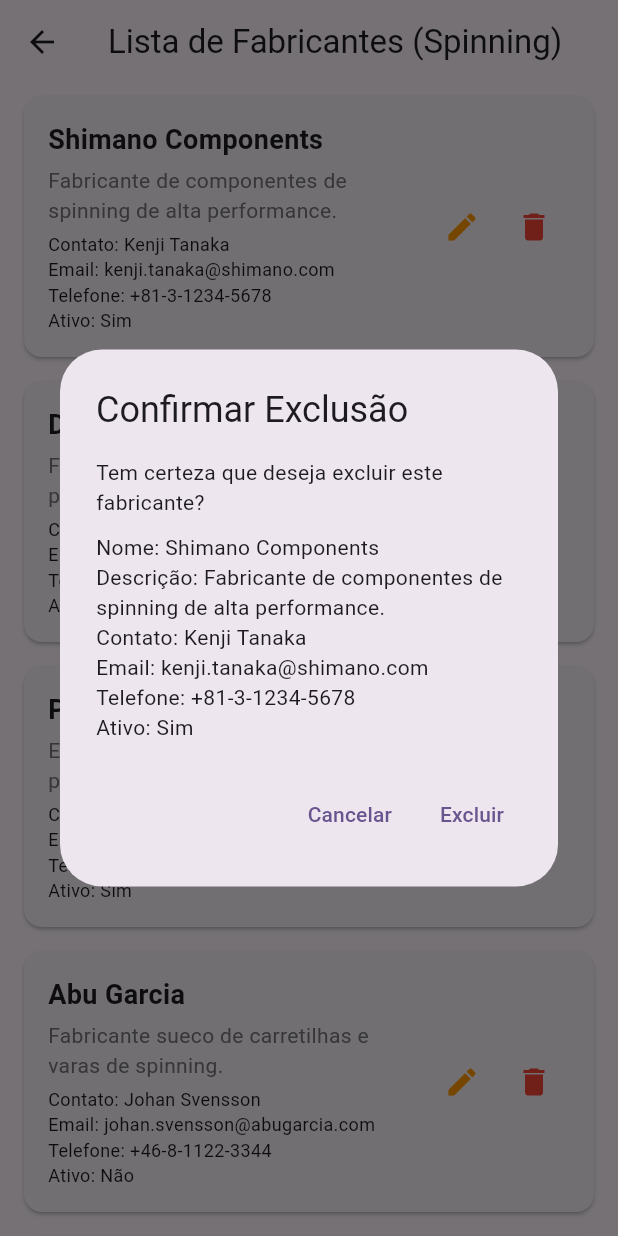
After one commit to andreyjodar/spin_flow, a Flutter app: the ListaFabricante screen opened by its route, after a tap on the "delete" icon, on a phone screen of 412 x 824 dp. The commit adds this screen. Run offline on Flutter 3.47's test engine with Material 3 defaults, Android fonts, the phone set to English and light mode, and no system bars; our stand-ins replace sqflite, sqflite_common_ffi_web; accounts and stored records are empty.

```diff
--- /dev/null
+++ b/lib/banco/dao/dao_fabricante.dart
@@ -0,0 +1,124 @@
+import 'package:flutter_application_1/banco/sqlite/conexao.dart';
+import 'package:flutter_application_1/dto/dto_fabricante..dart';
+import 'package:sqflite/sqflite.dart';
+import 'package:flutter_application_1/banco/sqlite/conexao.dart'; // Assumindo que Conexao está neste caminho
+
+class DAOFabricante {
+  final String _tableName = 'Fabricante';
+  final String _sqlInsert = '''
+    INSERT INTO Fabricante (
+      nome, descricao, nome_contato_principal, email_contato, telefone_contato, ativo
+    ) VALUES (?, ?, ?, ?, ?, ?)
+  ''';
+  final String _sqlUpdate = '''
+    UPDATE Fabricante SET
+      nome = ?, descricao = ?, nome_contato_principal = ?, email_contato = ?, telefone_contato = ?, ativo = ?
+    WHERE id = ?
+  ''';
+  final String _sqlSelectAll = 'SELECT * FROM Fabricante';
+  final String _sqlSelectById = 'SELECT * FROM Fabricante WHERE id = ?';
+  final String _sqlDelete = 'DELETE FROM Fabricante WHERE id = ?';
+
+  // Converte um Map (do banco de dados) para um DTOFabricante
+  FabricanteDTO _fromMap(Map<String, dynamic> map) {
+    return FabricanteDTO(
+      id: map['id'] as int?,
+      nome: map['nome'] as String,
+      descricao: map['descricao'] as String?,
+      nomeContatoPrincipal: map['nome_contato_principal'] as String?,
+      emailContato: map['email_contato'] as String?,
+      telefoneContato: map['telefone_contato'] as String?,
+      ativo: map['ativo'] == 1, // Converte INTEGER (1/0) para bool
+    );
+  }
+
+  // Converte um DTOFabricante para um Map (para o banco de dados)
+  Map<String, dynamic> _toMap(FabricanteDTO dto) {
+    return {
+      'id': dto.id,
+      'nome': dto.nome,
+      'descricao': dto.descricao,
+      'nome_contato_principal': dto.nomeContatoPrincipal,
+      'email_contato': dto.emailContato,
+      'telefone_contato': dto.telefoneContato,
+      'ativo': dto.ativo ? 1 : 0, // Converte bool para INTEGER (1/0)
+    };
+  }
+
+  Future<int> salvar(FabricanteDTO dto) async {
+    final db = await Conexao.get();
+    int id;
+
+    if (dto.id == null) {
+      // Inserir novo registro
+      try {
+        id = await db.rawInsert(_sqlInsert, [
+          dto.nome,
+          dto.descricao,
+          dto.nomeContatoPrincipal,
+          dto.emailContato,
+          dto.telefoneContato,
+          dto.ativo ? 1 : 0,
+        ]);
+      } catch (e) {
+        print('Erro ao inserir Fabricante: $e');
+        rethrow;
+      }
+    } else {
+      // Alterar registro existente
+      try {
+        id = await db.rawUpdate(_sqlUpdate, [
+          dto.nome,
+          dto.descricao,
+          dto.nomeContatoPrincipal,
+          dto.emailContato,
+          dto.telefoneContato,
+          dto.ativo ? 1 : 0,
+          dto.id,
+        ]);
+      } catch (e) {
+        print('Erro ao alterar Fabricante: $e');
+        rethrow;
+      }
+    }
+    return id; // Retorna o ID do registro inserido ou o número de linhas atualizadas
+  }
+
+  Future<List<FabricanteDTO>> consultarTodos() async {
+    final db = await Conexao.get();
+    try {
+      final List<Map<String, dynamic>> maps = await db.rawQuery(_sqlSelectAll);
+      return List.generate(maps.length, (i) {
+        return _fromMap(maps[i]);
+      });
+    } catch (e) {
+      print('Erro ao consultar todos os Fabricantes: $e');
+      rethrow;
+    }
+  }
+
+  Future<FabricanteDTO?> consultarPorId(int id) async {
+    final db = await Conexao.get();
+    try {
+      final List<Map<String, dynamic>> maps =
+          await db.rawQuery(_sqlSelectById, [id]);
+      if (maps.isNotEmpty) {
+        return _fromMap(maps.first);
+      }
+      return null;
+    } catch (e) {
+      print('Erro ao consultar Fabricante por ID: $e');
+      rethrow;
+    }
+  }
+
+  Future<int> excluir(int id) async {
+    final db = await Conexao.get();
+    try {
+      return await db.rawDelete(_sqlDelete, [id]);
+    } catch (e) {
+      print('Erro ao excluir Fabricante: $e');
+      rethrow;
+    }
+  }
+}
--- /dev/null
+++ b/lib/banco/sqlite/script.dart
@@ -0,0 +1,76 @@
+final _fabricante = '''
+CREATE TABLE Fabricante (
+  id INTEGER PRIMARY KEY AUTOINCREMENT,
+  nome TEXT NOT NULL,
+  descricao TEXT,
+  nomeContatoPrincipal TEXT,
+  emailContato TEXT,
+  telefoneContato TEXT,
+  ativo INTEGER NOT NULL DEFAULT 1
+)
+''';
+
+final criarTabelas = [_fabricante];
+
+final insertFabricantes = [
+  '''
+INSERT INTO Fabricante (nome, descricao, nome_contato_principal, email_contato, telefone_contato, ativo)
+VALUES (
+  'Peloton',
+  'Líder em bicicletas de spinning interativas com aulas online.',
+  'Alexandre Costa',
+  'contato@onepeloton.com',
+  '(21) 98765-4321',
+  1
+)
+''',
+  '''
+
+INSERT INTO Fabricante (nome, descricao, nome_contato_principal, email_contato, telefone_contato, ativo)
+VALUES (
+  'NordicTrack',
+  'Fabricante de equipamentos de fitness com integração iFit.',
+  'Beatriz Souza',
+  'suporte@nordictrack.com',
+  '(11) 99876-5432',
+  1
+)
+
+''',
+  '''
+INSERT INTO Fabricante (nome, descricao, nome_contato_principal, email_contato, telefone_contato, ativo)
+VALUES (
+  'Stryde',
+  'Bicicletas de spinning inteligentes com experiência de treino personalizável.',
+  'Carlos Pereira',
+  'vendas@strydebike.com',
+  '(31) 97654-3210',
+  1
+)
+
+''',
+  '''
+INSERT INTO Fabricante (nome, descricao, nome_contato_principal, email_contato, telefone_contato, ativo)
+VALUES (
+  'Echelon',
+  'Concorrente da Peloton, com bicicletas conectadas e uma vasta biblioteca de aulas.',
+  'Mariana Lima',
+  'info@echelonfit.com',
+  '(41) 96543-2109',
+  1
+);
+
+''',
+  '''
+INSERT INTO Fabricante (nome, descricao, nome_contato_principal, email_contato, telefone_contato, ativo)
+VALUES (
+  'Sole Fitness',
+  'Equipamentos de fitness para uso doméstico, conhecidos pela durabilidade.',
+  'Roberto Mendes',
+  'atendimento@solefitness.com',
+  '(51) 95432-1098',
+  0
+)
+
+'''
+];
--- /dev/null
+++ b/lib/dto/dto_fabricante..dart
@@ -0,0 +1,19 @@
+class FabricanteDTO {
+  int? id;
+  String nome;
+  String? descricao;
+  String? nomeContatoPrincipal;
+  String? emailContato;
+  String? telefoneContato;
+  bool ativo;
+
+  FabricanteDTO({
+    int? id,
+    required this.nome,
+    this.descricao,
+    this.nomeContatoPrincipal,
+    this.emailContato,
+    this.telefoneContato,
+    required this.ativo,
+  });
+}
--- a/lib/main.dart
+++ b/lib/main.dart
@@ -1,12 +1,12 @@
 import 'package:flutter/material.dart';
-
-import 'telas/form_aluno.dart';
-import 'telas/form_bike.dart';
-import 'telas/form_fabricante.dart';
-import 'telas/form_sala.dart';
-import 'telas/form_tipo-manutencao.dart';
-import 'telas/form_video_aula.dart';
-import 'telas/tela_dashboard.dart';
+import 'package:flutter_application_1/telas/form_aluno.dart';
+import 'package:flutter_application_1/telas/form_bike.dart';
+import 'package:flutter_application_1/telas/form_fabricante.dart';
+import 'package:flutter_application_1/telas/form_sala.dart';
+import 'package:flutter_application_1/telas/form_tipo-manutencao.dart';
+import 'package:flutter_application_1/telas/form_video_aula.dart';
+import 'package:flutter_application_1/telas/lista_fabricante.dart';
+import 'package:flutter_application_1/telas/tela_dashboard.dart';
 
 void main() {
   runApp(const MyApp());
@@ -46,7 +46,8 @@ class MyApp extends StatelessWidget {
         '/cadastro_fabricante': (context) => FabricanteForm(),
         '/cadastro_sala': (context) => SalaForm(),
         '/cadastro_tipo_manutencao': (context) => TipoManutencaoForm(),
-        '/cadastro_bike': (context) => BikeForm()
+        '/cadastro_bike': (context) => BikeForm(),
+        '/lista_fabricante': (context) => ListaFabricante()
       },
     );
   }
--- a/lib/repository/fabricante_repository.dart
+++ b/lib/repository/fabricante_repository.dart
@@ -1,4 +1,4 @@
-import '../dto/dto_fabricante.dart';
+import 'package:flutter_application_1/dto/dto_fabricante..dart';
 
 class FabricanteRepository {
   final List<FabricanteDTO> _fabricantes = [
--- a/lib/telas/form_aluno.dart
+++ b/lib/telas/form_aluno.dart
@@ -1,6 +1,5 @@
 import 'package:flutter/material.dart';
-
-import '../dto/dto_aluno.dart';
+import 'package:flutter_application_1/dto/dto_aluno.dart';
 
 class AlunoForm extends StatefulWidget {
   const AlunoForm({Key? key}) : super(key: key);
--- a/lib/telas/form_bike.dart
+++ b/lib/telas/form_bike.dart
@@ -1,7 +1,7 @@
 import 'package:flutter/material.dart';
-import '../dto/dto_bike.dart';
-import '../dto/dto_fabricante.dart';
-import '../repository/fabricante_repository.dart';
+import 'package:flutter_application_1/dto/dto_bike.dart';
+import 'package:flutter_application_1/dto/dto_fabricante..dart';
+import 'package:flutter_application_1/repository/fabricante_repository.dart';
 
 class BikeForm extends StatefulWidget {
   const BikeForm({Key? key}) : super(key: key);
@@ -15,7 +15,7 @@ class _BikeFormState extends State<BikeForm> {
 
   final TextEditingController _nomeController = TextEditingController();
   final TextEditingController _numeroSerieController = TextEditingController();
-  String? _fabricanteSelecionado; // ID do Fabricante
+  int? _fabricanteSelecionado; // ID do Fabricante
 
   DateTime? _dataAquisicao;
   DateTime? _dataCadastroSistema;
@@ -76,7 +76,7 @@ class _BikeFormState extends State<BikeForm> {
                 validator: (value) =>
                     value!.isEmpty ? 'Informe o número de série' : null,
               ),
-              DropdownButtonFormField<String>(
+              DropdownButtonFormField<int>(
                 value: _fabricanteSelecionado,
                 decoration: const InputDecoration(labelText: 'Fabricante'),
                 items: _fabricantes.map((fab) {
--- a/lib/telas/form_fabricante.dart
+++ b/lib/telas/form_fabricante.dart
@@ -1,5 +1,5 @@
 import 'package:flutter/material.dart';
-import '../dto/dto_fabricante.dart';
+import 'package:flutter_application_1/dto/dto_fabricante..dart';
 
 class FabricanteForm extends StatefulWidget {
   const FabricanteForm({Key? key}) : super(key: key);
@@ -90,6 +90,7 @@ class _FabricanteFormState extends State<FabricanteForm> {
                       const SnackBar(
                           content: Text('Fabricante cadastrado com sucesso!')),
                     );
+                    Navigator.pushNamed(context, '/lista_fabricante');
                   }
                 },
                 child: const Text('Salvar'),
--- a/lib/telas/form_sala.dart
+++ b/lib/telas/form_sala.dart
@@ -1,6 +1,5 @@
 import 'package:flutter/material.dart';
-
-import '../dto/dto_sala.dart';
+import 'package:flutter_application_1/dto/dto_sala.dart';
 
 class SalaForm extends StatefulWidget {
   const SalaForm({Key? key}) : super(key: key);
--- a/lib/telas/form_tipo-manutencao.dart
+++ b/lib/telas/form_tipo-manutencao.dart
@@ -1,5 +1,5 @@
 import 'package:flutter/material.dart';
-import '../dto/dto_tipo_manutencao.dart';
+import 'package:flutter_application_1/dto/dto_tipo_manutencao.dart';
 
 class TipoManutencaoForm extends StatefulWidget {
   const TipoManutencaoForm({Key? key}) : super(key: key);
--- a/lib/telas/form_video_aula.dart
+++ b/lib/telas/form_video_aula.dart
@@ -1,6 +1,5 @@
 import 'package:flutter/material.dart';
-
-import '../dto/dto_video_aula.dart';
+import 'package:flutter_application_1/dto/dto_video_aula.dart';
 
 class FormVideoAula extends StatefulWidget {
   final VideoAulaDTO? videoAulaInicial;
--- /dev/null
+++ b/lib/telas/lista_fabricante.dart
@@ -0,0 +1,243 @@
+import 'package:flutter/material.dart';
+import 'package:flutter_application_1/dto/dto_fabricante..dart';
+import 'package:uuid/uuid.dart';
+
+// Mock de lista de dados de Fabricante
+List<FabricanteDTO> mockFabricantesSpinning = [
+  FabricanteDTO(
+    nome: 'Shimano Components',
+    descricao: 'Fabricante de componentes de spinning de alta performance.',
+    nomeContatoPrincipal: 'Kenji Tanaka',
+    emailContato: 'kenji.tanaka@shimano.com',
+    telefoneContato: '+81-3-1234-5678',
+    ativo: true,
+  ),
+  FabricanteDTO(
+    nome: 'Daiwa Fishing',
+    descricao: 'Fabricante líder de equipamentos de pesca para spinning.',
+    nomeContatoPrincipal: 'Takeshi Yamada',
+    emailContato: 'takeshi.yamada@daiwa.com',
+    telefoneContato: '+81-3-8765-4321',
+    ativo: true,
+  ),
+  FabricanteDTO(
+    nome: 'Penn Fishing Tackle',
+    descricao: 'Especialista em equipamentos de pesca robustos para spinning.',
+    nomeContatoPrincipal: 'Robert Johnson',
+    emailContato: 'robert.johnson@pennfishing.com',
+    telefoneContato: '+1-215-987-6543',
+    ativo: true,
+  ),
+  FabricanteDTO(
+    nome: 'Abu Garcia',
+    descricao: 'Fabricante sueco de carretilhas e varas de spinning.',
+    nomeContatoPrincipal: 'Johan Svensson',
+    emailContato: 'johan.svensson@abugarcia.com',
+    telefoneContato: '+46-8-1122-3344',
+    ativo: false,
+  ),
+  FabricanteDTO(
+    nome: 'Okuma Fishing Tackle',
+    descricao:
+        'Inovador em equipamentos de pesca de água salgada para spinning.',
+    nomeContatoPrincipal: 'David Lee',
+    emailContato: 'david.lee@okuma.com',
+    telefoneContato: '+886-4-5678-9012',
+    ativo: true,
+  ),
+];
+
+// Widget para listar Fabricantes
+class ListaFabricante extends StatefulWidget {
+  const ListaFabricante({super.key});
+
+  @override
+  State<ListaFabricante> createState() => _ListaFabricanteState();
+}
+
+class _ListaFabricanteState extends State<ListaFabricante> {
+  List<FabricanteDTO> fabricantes = mockFabricantesSpinning;
+
+  // Função para excluir um Fabricante
+  void _excluirFabricante(FabricanteDTO fabricante) {
+    showDialog(
+      context: context,
+      builder: (BuildContext context) {
+        return AlertDialog(
+          title: const Text('Confirmar Exclusão'),
+          content: Column(
+            mainAxisSize: MainAxisSize.min,
+            crossAxisAlignment: CrossAxisAlignment.start,
+            children: [
+              const Text('Tem certeza que deseja excluir este fabricante?'),
+              const SizedBox(height: 10),
+              Text('Nome: ${fabricante.nome}'),
+              Text('Descrição: ${fabricante.descricao}'),
+              Text('Contato: ${fabricante.nomeContatoPrincipal}'),
+              Text('Email: ${fabricante.emailContato}'),
+              Text('Telefone: ${fabricante.telefoneContato}'),
+              Text('Ativo: ${fabricante.ativo ? 'Sim' : 'Não'}'),
+            ],
+          ),
+          actions: <Widget>[
+            TextButton(
+              child: const Text('Cancelar'),
+              onPressed: () {
+                Navigator.of(context).pop();
+              },
+            ),
+            TextButton(
+              child: const Text('Excluir'),
+              onPressed: () {
+                setState(() {
+                  fabricantes.removeWhere((f) => f.id == fabricante.id);
+                });
+                Navigator.of(context).pop();
+                ScaffoldMessenger.of(context).showSnackBar(
+                  SnackBar(
+                      content: Text(
+                          'Fabricante "${fabricante.nome}" excluído com sucesso!')),
+                );
+              },
+            ),
+          ],
+        );
+      },
+    );
+  }
+
+  // Função para alterar um Fabricante (apenas simula a exibição do DTO)
+  void _alterarFabricante(FabricanteDTO fabricante) {
+    showDialog(
+      context: context,
+      builder: (BuildContext context) {
+        return AlertDialog(
+          title: const Text('Alterar Fabricante'),
+          content: Column(
+            mainAxisSize: MainAxisSize.min,
+            crossAxisAlignment: CrossAxisAlignment.start,
+            children: [
+              const Text('Você está prestes a alterar este fabricante:'),
+              const SizedBox(height: 10),
+              Text('ID: ${fabricante.id}'),
+              Text('Nome: ${fabricante.nome}'),
+              Text('Descrição: ${fabricante.descricao}'),
+              Text(
+                  'Nome Contato Principal: ${fabricante.nomeContatoPrincipal}'),
+              Text('Email Contato: ${fabricante.emailContato}'),
+              Text('Telefone Contato: ${fabricante.telefoneContato}'),
+              Text('Ativo: ${fabricante.ativo ? 'Sim' : 'Não'}'),
+              const SizedBox(height: 10),
+              const Text(
+                  'Aqui você implementaria a navegação para uma tela de edição ou um formulário de alteração.'),
+            ],
+          ),
+          actions: <Widget>[
+            TextButton(
+              child: const Text('Fechar'),
+              onPressed: () {
+                Navigator.of(context).pop();
+              },
+            ),
+          ],
+        );
+      },
+    );
+  }
+
+  @override
+  Widget build(BuildContext context) {
+    return Scaffold(
+      appBar: AppBar(
+        title: const Text('Lista de Fabricantes (Spinning)'),
+      ),
+      body: ListView.builder(
+        itemCount: fabricantes.length,
+        itemBuilder: (context, index) {
+          final fabricante = fabricantes[index];
+          return Card(
+            margin: const EdgeInsets.symmetric(horizontal: 16, vertical: 8),
+            child: Padding(
+              padding: const EdgeInsets.all(16.0),
+              child: Row(
+                children: [
+                  Expanded(
+                    child: Column(
+                      crossAxisAlignment: CrossAxisAlignment.start,
+                      children: [
+                        Text(
+                          fabricante.nome,
+                          style: const TextStyle(
+                            fontWeight: FontWeight.bold,
+                            fontSize: 18,
+                          ),
+                        ),
+                        const SizedBox(height: 4),
+                        Text(
+                          fabricante.descricao!,
+                          style: TextStyle(color: Colors.grey[600]),
+                        ),
+                        const SizedBox(height: 4),
+                        Text(
+                          'Contato: ${fabricante.nomeContatoPrincipal}',
+                          style: const TextStyle(fontSize: 12),
+                        ),
+                        Text(
+                          'Email: ${fabricante.emailContato}',
+                          style: const TextStyle(fontSize: 12),
+                        ),
+                        Text(
+                          'Telefone: ${fabricante.telefoneContato}',
+                          style: const TextStyle(fontSize: 12),
+                        ),
+                        Text(
+                          'Ativo: ${fabricante.ativo ? 'Sim' : 'Não'}',
+                          style: const TextStyle(fontSize: 12),
+                        ),
+                      ],
+                    ),
+                  ),
+                  Row(
+                    mainAxisSize: MainAxisSize.min,
+                    children: [
+                      IconButton(
+                        icon: const Icon(Icons.edit, color: Colors.orange),
+                        onPressed: () => _alterarFabricante(fabricante),
+                      ),
+                      IconButton(
+                        icon: const Icon(Icons.delete, color: Colors.red),
+                        onPressed: () => _excluirFabricante(fabricante),
+                      ),
+                    ],
+                  ),
+                ],
+              ),
+            ),
+          );
+        },
+      ),
+    );
+  }
+}
+
+// Para rodar este exemplo, você pode usar a seguinte estrutura em sua função main:
+/*
+void main() {
+  runApp(const MyApp());
+}
+
+class MyApp extends StatelessWidget {
+  const MyApp({super.key});
+
+  @override
+  Widget build(BuildContext context) {
+    return MaterialApp(
+      title: 'Lista de Fabricantes',
+      theme: ThemeData(
+        primarySwatch: Colors.blue,
+      ),
+      home: const ListaFabricante(),
+    );
+  }
+}
+*/
```
Also changed, not shown: lib/banco/sqlite/conexao.dart (added, +47 -0 lines), lib/dto/dto_bike.dart (+4 -6 lines), 1 other file.
